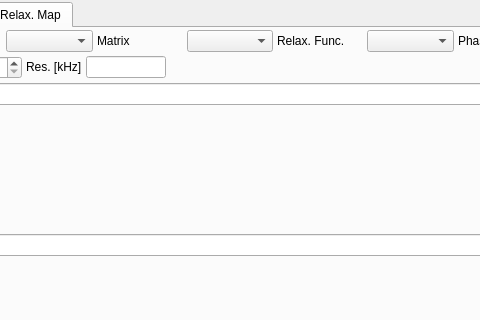
Old version of the form modules/nmr/nmrfspectrumform.ui in the repository northriv/KAME; both pictures show x 302 to 782 and y 0 to 320 of the 942 by 494 pixel window.
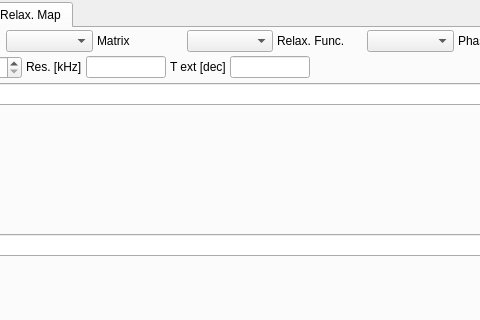
New version of the form. The open tabs and pages were chosen to show the change. Custom widgets are drawn as their Qt base class.

Commit message: nmrfspectrum: a decade of T2 past the train, for what has not finished decaying (user)

```diff
--- a/modules/nmr/nmrfspectrumform.ui
+++ b/modules/nmr/nmrfspectrumform.ui
@@ -722,6 +722,29 @@
               </property>
              </widget>
               </item>
+              <item>
+               <widget class="QLabel" name="textLabelMapTExtDecades">
+                <property name="sizePolicy">
+                 <sizepolicy hsizetype="Preferred" vsizetype="Fixed">
+                  <horstretch>0</horstretch>
+                  <verstretch>0</verstretch>
+                 </sizepolicy>
+                </property>
+                <property name="text">
+                 <string>T ext [dec]</string>
+                </property>
+               </widget>
+              </item>
+              <item>
+               <widget class="QLineEdit" name="m_edMapTExtDecades">
+                <property name="maximumSize">
+                 <size>
+                  <width>80</width>
+                  <height>16777215</height>
+                 </size>
+                </property>
+               </widget>
+              </item>
               <item>
                <spacer name="horizontalSpacerRelaxMap">
                 <property name="orientation">
```
Left out of the diff: 1 changed line with no effect on the pictures. The commit also changes 2 other files.
